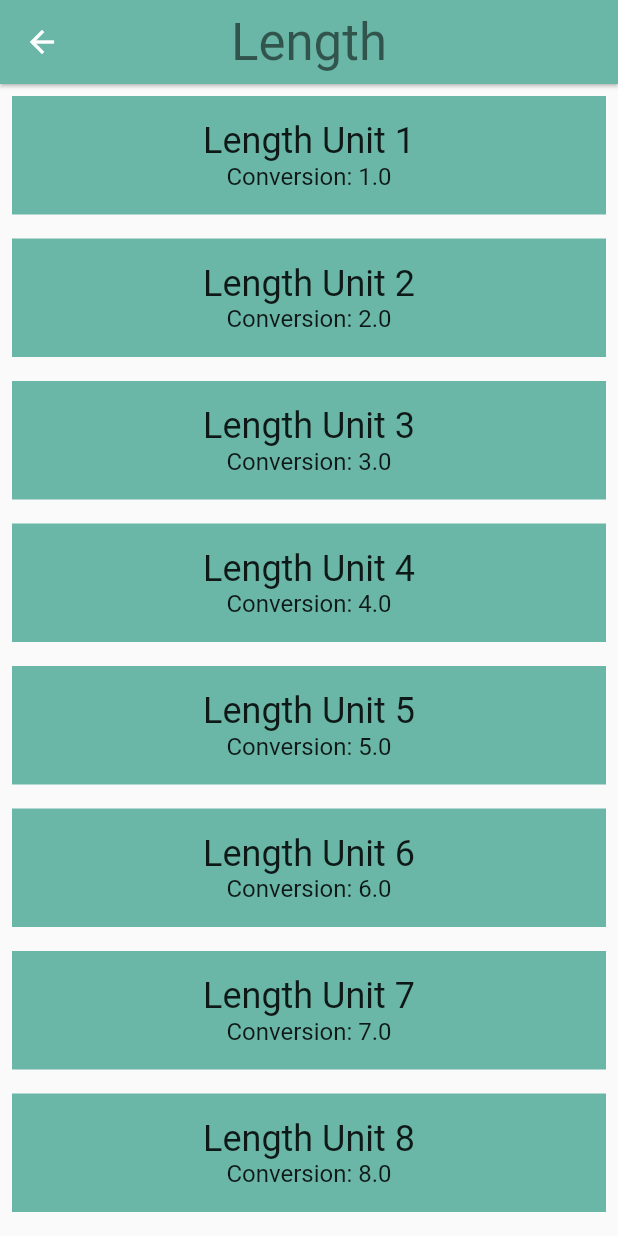
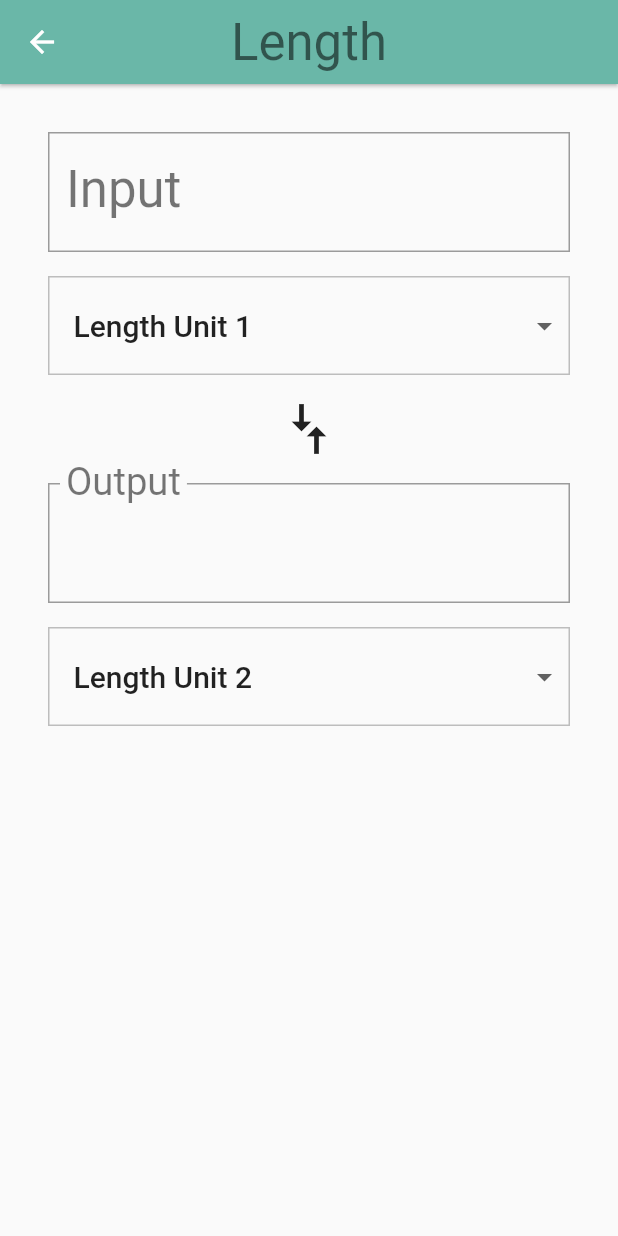
Before and after one commit to RYgithub1/input_converter, a Flutter app: the screen it shows after launch, after a tap on "Length", on a phone screen of 412 x 824 dp. Run offline on Flutter 3.47's test engine with Material 2 defaults, Android fonts, the phone set to English and light mode, and no system bars.

Commit message:
add_converterRoute

```diff
--- a/lib/category.dart
+++ b/lib/category.dart
@@ -10,7 +10,7 @@ final _borderRadius = BorderRadius.circular(_rowHeight / 2);
 
 
 
-/// [category_route.dart -> category.dart]:custom [Category] widget.
+/// from[category_route.dart]to[category.dart] ... custom [Category] widget.
 class Category extends StatelessWidget {
   // 受け取るため
   final String name;
@@ -93,7 +93,7 @@ class Category extends StatelessWidget {
             units: units,
           ),
           // This prevents the attempt to resize the screen, when the keyboard is opened.
-          resizeToAvoidBottomPadding: false,
+          resizeToAvoidBottomPadding: false,  // beat tigar
         );
       },
     ));
--- a/lib/converter_route.dart
+++ b/lib/converter_route.dart
@@ -1,34 +1,70 @@
 import 'package:flutter/material.dart';
 import 'package:meta/meta.dart';
+
 import 'unit.dart';
-
 
 const _padding = EdgeInsets.all(16.0);
 
+/// [ConverterRoute] where users can input amounts to convert in one [Unit]
+class ConverterRoute extends StatefulWidget {
+  /// Color for this [Category].
+  final Color color;
 
+  /// Units for this [Category].
+  final List<Unit> units;
 
-/// [ConverterRoute] is ConverterScreen : retrieve one and another [Unit]s.
-class ConverterRoute extends StatefulWidget {
-  final Color color;  /// Color for [Category].
-  final List<Unit> units;  /// Units for [Category].
-  const ConverterRoute({  /// [not be null]
+  /// This [ConverterRoute] requires the color and units to not be null.
+  const ConverterRoute({
     @required this.color,
     @required this.units,
   })  : assert(color != null),
         assert(units != null);
+
   @override
   _ConverterRouteState createState() => _ConverterRouteState();
 }
 
+class _ConverterRouteState extends State<ConverterRoute> {
+  Unit _fromValue;
+  Unit _toValue;
+  double _inputValue;
+  String _convertedValue = '';
+  List<DropdownMenuItem> _unitMenuItems;
+  bool _showValidationError = false;
 
+  @override
+  void initState() {
+    super.initState();
+    _createDropdownMenuItems();
+    _setDefaults();
+  }
 
-class _ConverterRouteState extends State<ConverterRoute> {
-  // TODO: Set some variables, such as for keeping track of the user's input
-  // value and units
+  /// Creates fresh list of [DropdownMenuItem] widgets, given a list of [Unit]s.
+  void _createDropdownMenuItems() {
+    var newItems = <DropdownMenuItem>[];
+    for (var unit in widget.units) {
+      newItems.add(DropdownMenuItem(
+        value: unit.name,
+        child: Container(
+          child: Text(
+            unit.name,
+            softWrap: true,
+          ),
+        ),
+      ));
+    }
+    setState(() {
+      _unitMenuItems = newItems;
+    });
+  }
 
-  // TODO: Determine whether you need to override anything, such as initState()
-
-  // TODO: Add other helper functions. We've given you one, _format()
+  /// Sets the default values for the 'from' and 'to' [Dropdown]s.
+  void _setDefaults() {
+    setState(() {
+      _fromValue = widget.units[0];
+      _toValue = widget.units[1];
+    });
+  }
 
   /// Clean up conversion; trim trailing zeros, e.g. 5.500 -> 5.5, 10.0 -> 10
   String _format(double conversion) {
@@ -46,43 +82,165 @@ class _ConverterRouteState extends State<ConverterRoute> {
     return outputNum;
   }
 
+  void _updateConversion() {
+    setState(() {
+      _convertedValue =
+          _format(_inputValue * (_toValue.conversion / _fromValue.conversion));
+    });
+  }
 
-  // ++++++++++++++++++++++++++++++++++++++++++++++++++++++++
+  void _updateInputValue(String input) {
+    setState(() {
+      if (input == null || input.isEmpty) {
+        _convertedValue = '';
+      } else {
+        // Even though we are using the numerical keyboard, we still have to check
+        // for non-numerical input such as '5..0' or '6 -3'
+        try {
+          final inputDouble = double.parse(input);
+          _showValidationError = false;
+          _inputValue = inputDouble;
+          _updateConversion();
+        } on Exception catch (e) {
+          print('Error: $e');
+          _showValidationError = true;
+        }
+      }
+    });
+  }
+
+  Unit _getUnit(String unitName) {
+    return widget.units.firstWhere(
+      (Unit unit) {
+        return unit.name == unitName;
+      },
+      orElse: null,
+    );
+  }
+
+  void _updateFromConversion(dynamic unitName) {
+    setState(() {
+      _fromValue = _getUnit(unitName);
+    });
+    if (_inputValue != null) {
+      _updateConversion();
+    }
+  }
+
+  void _updateToConversion(dynamic unitName) {
+    setState(() {
+      _toValue = _getUnit(unitName);
+    });
+    if (_inputValue != null) {
+      _updateConversion();
+    }
+  }
+
+  Widget _createDropdown(String currentValue, ValueChanged<dynamic> onChanged) {
+    return Container(
+      margin: EdgeInsets.only(top: 16.0),
+      decoration: BoxDecoration(
+        // This sets the color of the [DropdownButton] itself
+        color: Colors.grey[50],
+        border: Border.all(
+          color: Colors.grey[400],
+          width: 1.0,
+        ),
+      ),
+      padding: EdgeInsets.symmetric(vertical: 8.0),
+      child: Theme(
+        // This sets the color of the [DropdownMenuItem]
+        data: Theme.of(context).copyWith(
+          canvasColor: Colors.grey[50],
+        ),
+        child: DropdownButtonHideUnderline(
+          child: ButtonTheme(
+            alignedDropdown: true,
+            child: DropdownButton(
+              value: currentValue,
+              items: _unitMenuItems,
+              onChanged: onChanged,
+              style: Theme.of(context).textTheme.title,
+            ),
+          ),
+        ),
+      ),
+    );
+  }
+
   @override
   Widget build(BuildContext context) {
-    // TODO: Create the 'input' group of widgets. This is a Column that
-    // includes the input value, and 'from' unit [Dropdown].
+    final input = Padding(
+      padding: _padding,
+      child: Column(
+        crossAxisAlignment: CrossAxisAlignment.stretch,
+        children: [
+          // This is the widget that accepts text input. In this case, it
+          // accepts numbers and calls the onChanged property on update.
+          // You can read more about it here: https://flutter.io/text-input
+          TextField(
+            style: Theme.of(context).textTheme.display1,
+            decoration: InputDecoration(
+              labelStyle: Theme.of(context).textTheme.display1,
+              errorText: _showValidationError ? 'Invalid number entered' : null,
+              labelText: 'Input',
+              border: OutlineInputBorder(
+                borderRadius: BorderRadius.circular(0.0),
+              ),
+            ),
+            // Since we only want numerical input, we use a number keyboard. There
+            // are also other keyboards for dates, emails, phone numbers, etc.
+            keyboardType: TextInputType.number,
+            onChanged: _updateInputValue,
+          ),
+          _createDropdown(_fromValue.name, _updateFromConversion),
+        ],
+      ),
+    );
 
-    // TODO: Create a compare arrows icon.
+    final arrows = RotatedBox(
+      quarterTurns: 1,
+      child: Icon(
+        Icons.compare_arrows,
+        size: 40.0,
+      ),
+    );
 
-    // TODO: Create the 'output' group of widgets. This is a Column that
-    // includes the output value, and 'to' unit [Dropdown].
+    final output = Padding(
+      padding: _padding,
+      child: Column(
+        crossAxisAlignment: CrossAxisAlignment.stretch,
+        children: [
+          InputDecorator(
+            child: Text(
+              _convertedValue,
+              style: Theme.of(context).textTheme.headline4,
+            ),
+            decoration: InputDecoration(
+              labelText: 'Output',
+              labelStyle: Theme.of(context).textTheme.headline4,
+              border: OutlineInputBorder(
+                borderRadius: BorderRadius.circular(0.0),
+              ),
+            ),
+          ),
+          _createDropdown(_toValue.name, _updateToConversion),
+        ],
+      ),
+    );
 
-    // TODO: Return the input, arrows, and output widgets, wrapped in a Column.
+    final converter = Column(
+      crossAxisAlignment: CrossAxisAlignment.stretch,
+      children: [
+        input,
+        arrows,
+        output,
+      ],
+    );
 
-    // TODO: Delete the below placeholder code.
-    final unitWidgets = widget.units.map((Unit unit) {
-      return Container(
-        color: widget.color,
-        margin: EdgeInsets.all(8.0),
-        padding: EdgeInsets.all(16.0),
-        child: Column(
-          children: <Widget>[
-            Text(
-              unit.name,
-              style: Theme.of(context).textTheme.headline5,
-            ),
-            Text(
-              'Conversion: ${unit.conversion}',
-              style: Theme.of(context).textTheme.subtitle1,
-            ),
-          ],
-        ),
-      );
-    }).toList();
-
-    return ListView(
-      children: unitWidgets,
+    return Padding(
+      padding: _padding,
+      child: converter,
     );
   }
 }
```
